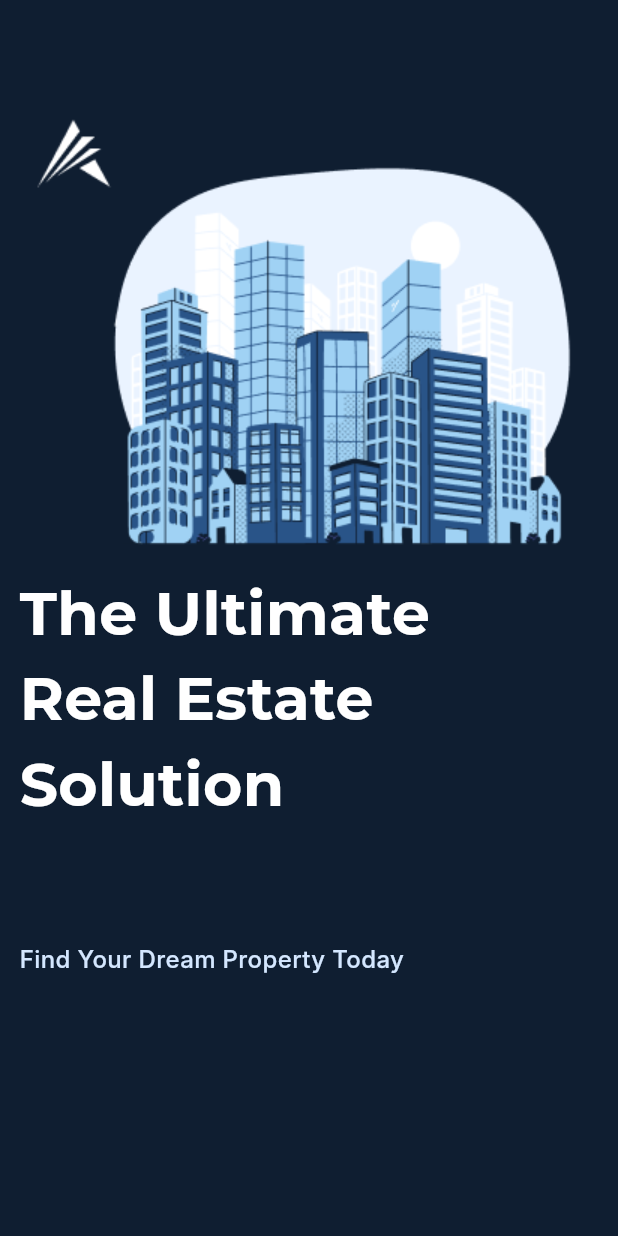
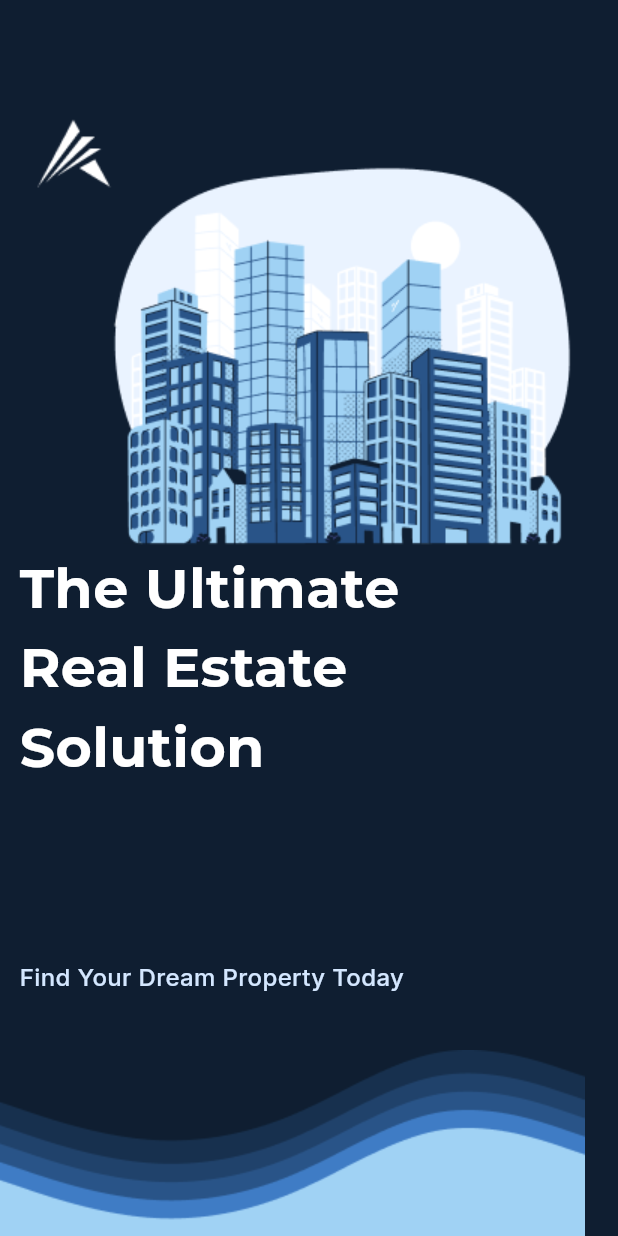
Before and after one commit to itchoh/Akarati_Project, a Flutter app: the screen it shows after launch, on a phone screen of 412 x 824 dp. Run offline on Flutter 3.47's test engine with Material 3 defaults, Android fonts, the phone set to English and light mode, and no system bars; our stand-ins replace get, google_fonts, loading_animation_widget.

Commit message:
third splash

```diff
--- a/lib/src/core/functions.dart
+++ b/lib/src/core/functions.dart
@@ -4,7 +4,7 @@ import 'package:get/get.dart';
 
 void delayed_navigation(Widget NewWidget){
   Future.delayed(
-    Duration(seconds: 5),
+    Duration(seconds: 4),
         () {
       Get.offAll(
             () => NewWidget,
--- a/lib/src/core/styles.dart
+++ b/lib/src/core/styles.dart
@@ -25,7 +25,7 @@ abstract class Styles {
   );
   static TextStyle textStyle48 = GoogleFonts.montserrat(
     color: Colors.white,
-    fontSize: 40,
+    fontSize: 37,
     fontWeight: FontWeight.w700,
   );
   static TextStyle textStyle54 = GoogleFonts.montserrat(
@@ -33,6 +33,11 @@ abstract class Styles {
     fontSize: 54,
     fontWeight: FontWeight.w700,
   );
+  static TextStyle textStyleInter16 = GoogleFonts.inter(
+    color: const Color(0xFFD4E7FF),
+    fontSize: 16,
+    fontWeight: FontWeight.w500,
+  );
 }
 
 const TextStyle textStyle = TextStyle();
--- a/lib/src/feature/OnBoarding_Splash/Views/widgets/OnBoardingSplashViewBody.dart
+++ b/lib/src/feature/OnBoarding_Splash/Views/widgets/OnBoardingSplashViewBody.dart
@@ -1,10 +1,8 @@
-import 'package:akarati/main.dart';
 import 'package:akarati/src/core/functions.dart';
 import 'package:akarati/src/core/images.dart';
 import 'package:akarati/src/core/styles.dart';
 import 'package:akarati/src/feature/Logo_Splash/presentation/views/Logo_Splash_View.dart';
 import 'package:flutter/material.dart';
-import 'package:google_fonts/google_fonts.dart';
 
 class Onboardingsplashviewbody extends StatefulWidget {
   const Onboardingsplashviewbody({super.key});
@@ -18,7 +16,7 @@ class _OnboardingsplashviewbodyState extends State<Onboardingsplashviewbody> {
   @override
   void initState() {
     super.initState();
-    // delayed_navigation(LogoSplashView());
+     delayed_navigation(LogoSplashView());
   }
 
   @override
@@ -41,7 +39,7 @@ class _OnboardingsplashviewbodyState extends State<Onboardingsplashviewbody> {
         ),
         Positioned(
             left: 13,
-            top: 380,
+            top: 365,
             child: SizedBox(
               width: 310,
               child: Text(
@@ -51,25 +49,18 @@ class _OnboardingsplashviewbodyState extends State<Onboardingsplashviewbody> {
             )),
         Positioned(
           left: 13,
-          top: 628,
+          top: 640,
           child: Text(
             'Find Your Dream Property Today',
-            style: TextStyle(
-              color: const Color(0xFFD4E7FF),
-              fontSize: 16,
-              fontFamily: 'Inter',
-              fontWeight: FontWeight.w500,
-            ),
+            style: Styles.textStyleInter16,
           ),
         ),
-        // Positioned(
-        //   right: -1,
-        //   top: 677,
-        //   bottom: -36,
-        //   child: Image.asset(
-        //     AssetsData.UnderWaves,
-        //   ),
-        // ),
+        Positioned(
+          top: 700,
+          child: Image.asset(
+            AssetsData.UnderWaves,
+          ),
+        ),
       ],
     );
   }
```
Also changed, not shown: 1 other file.
